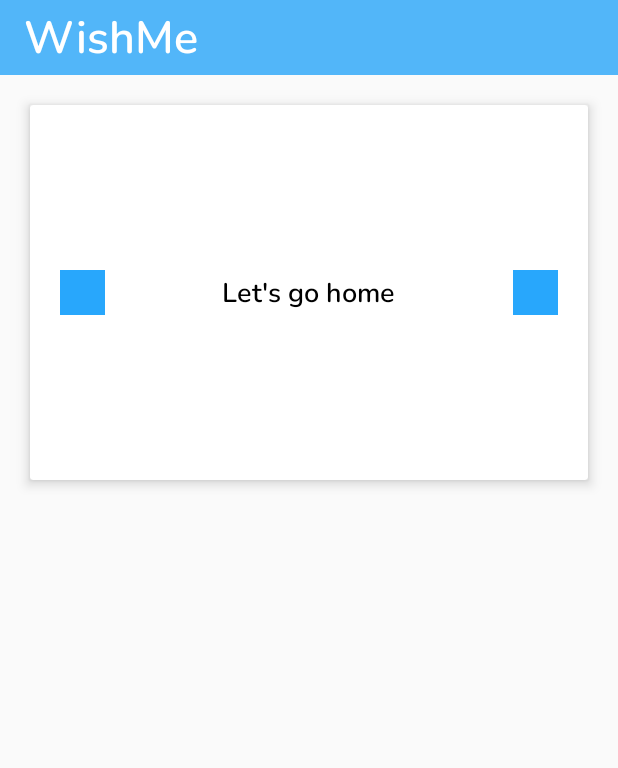
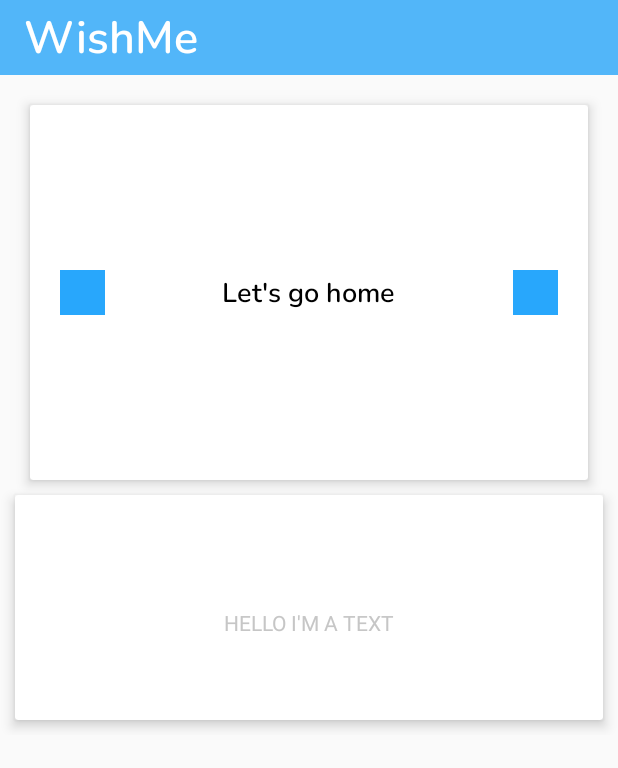
Before and after one commit to Yuki44/WishMe_AndroidApp, an Android app: the layout fragment_home.xml on its own in the app's theme, with its tools: preview values and no code run, on a phone screen of 412 x 824 dp. Shown: the top 768 px of the screen. Run offline under Robolectric (Android 15) with nearby library versions, the light colour scheme and no system bars.

Commit message:
fragment navigation

```diff
--- a/app/src/main/res/layout/fragment_home.xml
+++ b/app/src/main/res/layout/fragment_home.xml
@@ -72,16 +72,47 @@
         </android.support.v7.widget.CardView>
     </RelativeLayout>
 
+
     <RelativeLayout
         android:layout_width="match_parent"
         android:layout_height="wrap_content"
         android:layout_below="@+id/relativeLayout2"
-        android:layout_marginTop="320dp">
+        android:layout_marginTop="320dp"
+        android:visibility="visible">
+
+
+        <android.support.v7.widget.CardView
+            android:id="@+id/cardView2"
+            android:layout_width="match_parent"
+            android:layout_height="150dp"
+            android:layout_margin="10dp"
+            android:layout_marginTop="30dp"
+            android:background="@drawable/grey_border"
+            app:cardElevation="5dp">
+
+            <RelativeLayout
+                android:layout_width="match_parent"
+                android:layout_height="match_parent">
+
+                <TextView
+                    android:id="@+id/testingText"
+                    android:layout_width="match_parent"
+                    android:layout_height="wrap_content"
+                    android:layout_marginTop="75dp"
+                    android:text="HELLO I'M A TEXT"
+                    android:textAlignment="center"
+                    android:textColor="@color/lightGrey" />
+
+            </RelativeLayout>
+
+        </android.support.v7.widget.CardView>
+
 
         <ListView
             android:id="@+id/wishlist"
             android:layout_width="match_parent"
-            android:layout_height="match_parent">
+            android:layout_height="match_parent"
+            android:visibility="gone">
 
         </ListView>
 
```
Also changed, not shown: app/src/main/java/com/easv/wishme/wishme_android/activities/MainActivity.java (+15 -0 lines), app/src/main/java/com/easv/wishme/wishme_android/entities/Wishlist.java (+6 -5 lines), app/src/main/java/com/easv/wishme/wishme_android/fragments/HomeFragment.java (added, +46 -0 lines), app/src/main/java/com/easv/wishme/wishme_android/fragments/WishesFragment.java (added, +24 -0 lines).
